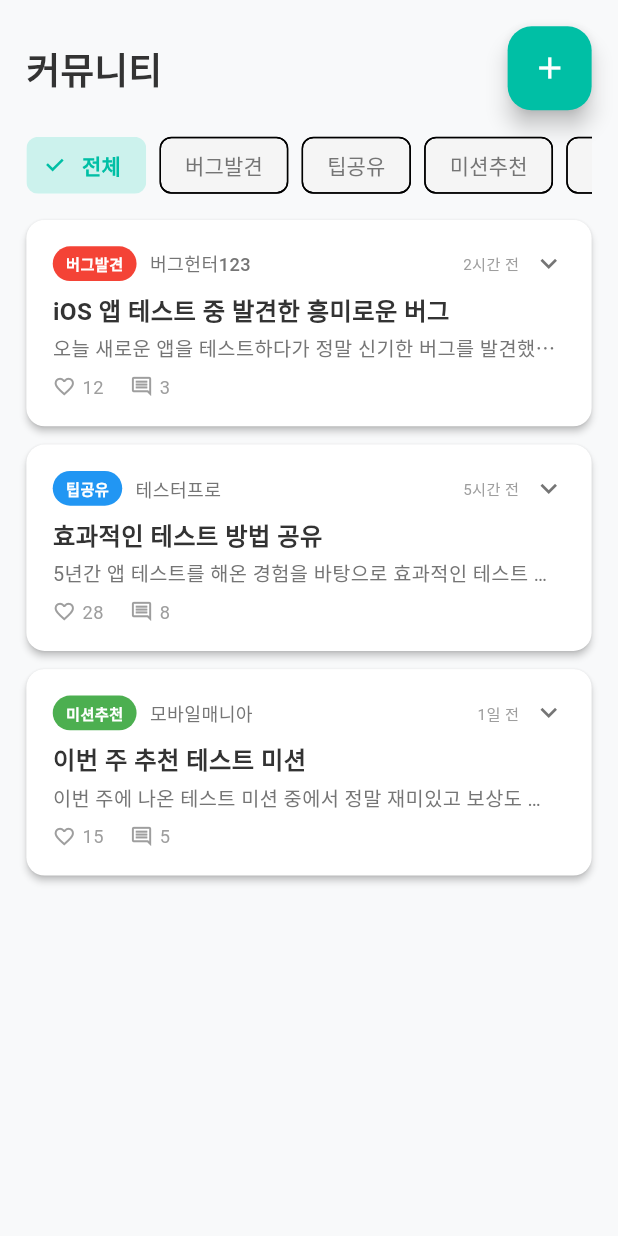
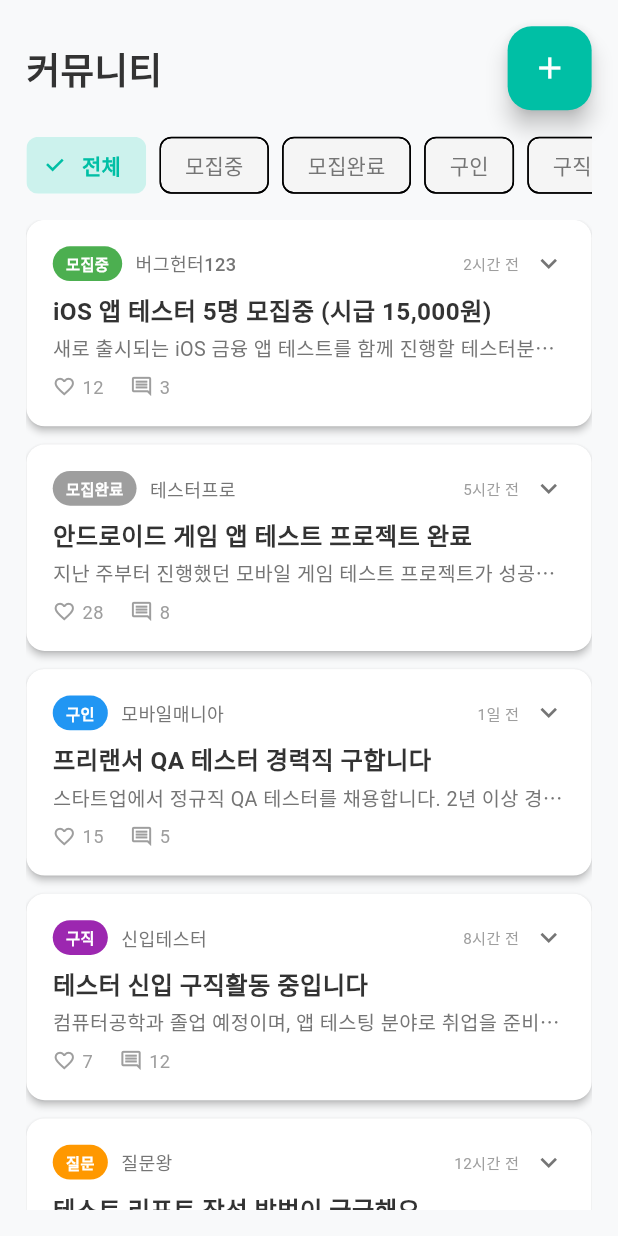
Before and after one commit to jagallang/BUG, a Flutter app: the CommunityBoardWidget widget shown alone on an empty page, opened directly with empty values, on a phone screen of 412 x 824 dp. Run offline on Flutter 3.47's test engine with Material 3 defaults, Android fonts, the phone set to English and light mode, and no system bars; our stand-ins replace cloud_firestore, connectivity_plus, equatable, firebase_auth, firebase_core, firebase_messaging and 13 more; accounts and stored records are empty; generated files the repository leaves out were written again.

Commit message:
feat: Upgrade community board system with new categories (v1.3.04)
- Replace existing categories ('버그발견', '팁공유', '미션추천', '질문') with job-focused categories
- Add new 6-category system: '모집중', '모집완료', '구인', '구직', '질문', '기타'
- Implement category-specific color coding for better visual distinction
- Add smart tag selection dropdown in post creation dialog
- Include diverse post templates: recruitment, project completion, job postings, job seeking, Q&A, general discussion
- Enhance real-time filtering by category for improved user experience
- Update mock posts with realistic examples for each category
- Maintain full Korean localization across all new categories

🤖 Generated with [Claude Code](https://claude.ai/code)

Co-Authored-By: Claude <noreply@anthropic.com>

```diff
--- a/bugcash/lib/features/tester_dashboard/presentation/widgets/community_board_widget.dart
+++ b/bugcash/lib/features/tester_dashboard/presentation/widgets/community_board_widget.dart
@@ -19,37 +19,67 @@ class _CommunityBoardWidgetState extends State<CommunityBoardWidget> {
     CommunityPost(
       id: '1',
       author: '버그헌터123',
-      title: 'iOS 앱 테스트 중 발견한 흥미로운 버그',
-      content: '오늘 새로운 앱을 테스트하다가 정말 신기한 버그를 발견했어요. 화면을 빠르게 터치하면...',
+      title: 'iOS 앱 테스터 5명 모집중 (시급 15,000원)',
+      content: '새로 출시되는 iOS 금융 앱 테스트를 함께 진행할 테스터분들을 모집합니다. 경험자 우대...',
       timestamp: DateTime.now().subtract(const Duration(hours: 2)),
       likes: 12,
       comments: 3,
-      category: '버그발견',
+      category: '모집중',
     ),
     CommunityPost(
       id: '2',
       author: '테스터프로',
-      title: '효과적인 테스트 방법 공유',
-      content: '5년간 앱 테스트를 해온 경험을 바탕으로 효과적인 테스트 방법들을 공유합니다.',
+      title: '안드로이드 게임 앱 테스트 프로젝트 완료',
+      content: '지난 주부터 진행했던 모바일 게임 테스트 프로젝트가 성공적으로 완료되었습니다.',
       timestamp: DateTime.now().subtract(const Duration(hours: 5)),
       likes: 28,
       comments: 8,
-      category: '팁공유',
+      category: '모집완료',
     ),
     CommunityPost(
       id: '3',
       author: '모바일매니아',
-      title: '이번 주 추천 테스트 미션',
-      content: '이번 주에 나온 테스트 미션 중에서 정말 재미있고 보상도 좋은 미션들을 소개합니다.',
+      title: '프리랜서 QA 테스터 경력직 구합니다',
+      content: '스타트업에서 정규직 QA 테스터를 채용합니다. 2년 이상 경력자, 협업 도구 경험 필수...',
       timestamp: DateTime.now().subtract(const Duration(days: 1)),
       likes: 15,
       comments: 5,
-      category: '미션추천',
+      category: '구인',
+    ),
+    CommunityPost(
+      id: '4',
+      author: '신입테스터',
+      title: '테스터 신입 구직활동 중입니다',
+      content: '컴퓨터공학과 졸업 예정이며, 앱 테스팅 분야로 취업을 준비하고 있습니다. 조언 부탁드립니다.',
+      timestamp: DateTime.now().subtract(const Duration(hours: 8)),
+      likes: 7,
+      comments: 12,
+      category: '구직',
+    ),
+    CommunityPost(
+      id: '5',
+      author: '질문왕',
+      title: '테스트 리포트 작성 방법이 궁금해요',
+      content: '효과적인 버그 리포트 작성 방법에 대해 질문드립니다. 어떤 형식으로 작성해야 할까요?',
+      timestamp: DateTime.now().subtract(const Duration(hours: 12)),
+      likes: 4,
+      comments: 6,
+      category: '질문',
+    ),
+    CommunityPost(
+      id: '6',
+      author: '자유로운영혼',
+      title: '테스터들의 소소한 일상 이야기',
+      content: '오늘 테스트하다가 웃긴 일이 있어서 공유해요. 개발자님이 Easter Egg를 숨겨놨네요 ㅋㅋ',
+      timestamp: DateTime.now().subtract(const Duration(days: 2)),
+      likes: 18,
+      comments: 9,
+      category: '기타',
     ),
   ];
 
   String _selectedCategory = '전체';
-  final List<String> _categories = ['전체', '버그발견', '팁공유', '미션추천', '질문'];
+  final List<String> _categories = ['전체', '모집중', '모집완료', '구인', '구직', '질문', '기타'];
 
   @override
   Widget build(BuildContext context) {
@@ -378,14 +408,18 @@ class _CommunityBoardWidgetState extends State<CommunityBoardWidget> {
 
   Color _getCategoryColor(String category) {
     switch (category) {
-      case '버그발견':
-        return Colors.red;
-      case '팁공유':
+      case '모집중':
+        return Colors.green;
+      case '모집완료':
+        return Colors.grey;
+      case '구인':
         return Colors.blue;
-      case '미션추천':
-        return Colors.green;
+      case '구직':
+        return Colors.purple;
       case '질문':
         return Colors.orange;
+      case '기타':
+        return Colors.teal;
       default:
         return Colors.grey;
     }
@@ -484,8 +518,8 @@ class _CreatePostDialog extends StatefulWidget {
 class _CreatePostDialogState extends State<_CreatePostDialog> {
   final _titleController = TextEditingController();
   final _contentController = TextEditingController();
-  String _selectedCategory = '버그발견';
-  final List<String> _categories = ['버그발견', '팁공유', '미션추천', '질문'];
+  String _selectedCategory = '모집중';
+  final List<String> _categories = ['모집중', '모집완료', '구인', '구직', '질문', '기타'];
 
   @override
   void dispose() {
```
Also changed, not shown: 1 other file.
